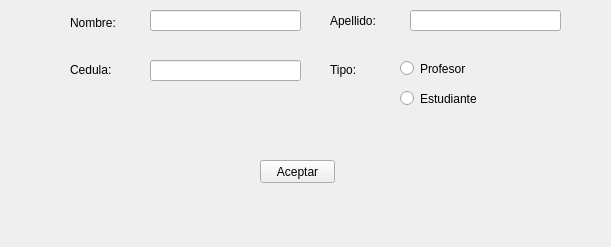
This is formadduser.ui in ottodevs/project-biblioteca as Qt 5 draws it before an edit. The edited form follows.
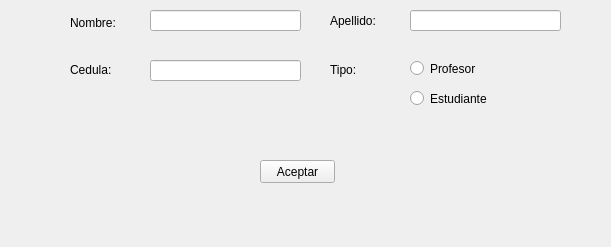
This is the edited form.

Diff of the .ui file:
```diff
--- a/formadduser.ui
+++ b/formadduser.ui
@@ -98,7 +98,7 @@
   <widget class="QRadioButton" name="rbProf">
    <property name="geometry">
     <rect>
-     <x>400</x>
+     <x>410</x>
      <y>60</y>
      <width>93</width>
      <height>17</height>
@@ -111,7 +111,7 @@
   <widget class="QRadioButton" name="rbEstu">
    <property name="geometry">
     <rect>
-     <x>400</x>
+     <x>410</x>
      <y>90</y>
      <width>93</width>
      <height>17</height>
```
